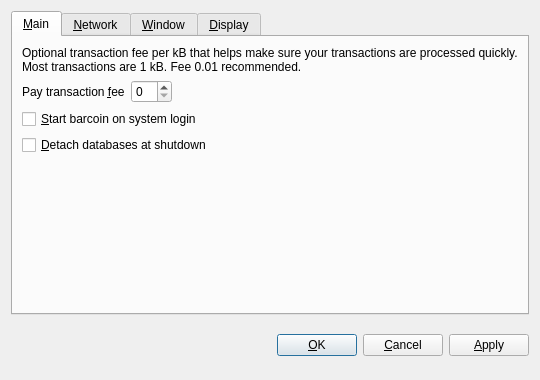
Old version of the form src/qt/forms/optionsdialog.ui in the repository OrangeCoin/orangecoin.
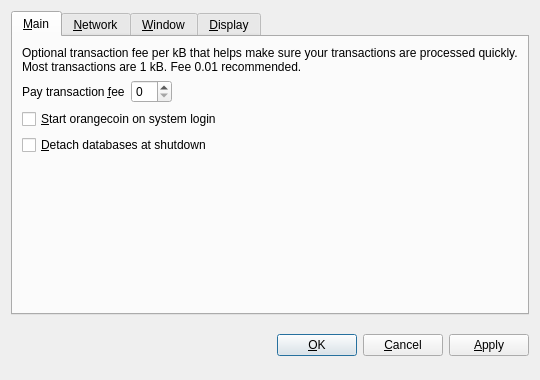
New version of the form. The open tabs and pages were chosen to show the change. Custom widgets are drawn as their Qt base class.

Patch:
```diff
--- a/src/qt/forms/optionsdialog.ui
+++ b/src/qt/forms/optionsdialog.ui
@@ -82,7 +82,7 @@
           <string>Automatically start barcoin after logging in to the system.</string>
          </property>
          <property name="text">
-          <string>&amp;Start barcoin on system login</string>
+          <string>&amp;Start orangecoin on system login</string>
          </property>
         </widget>
        </item>
```
Left out of the diff: 10 changed lines with no effect on the pictures.
